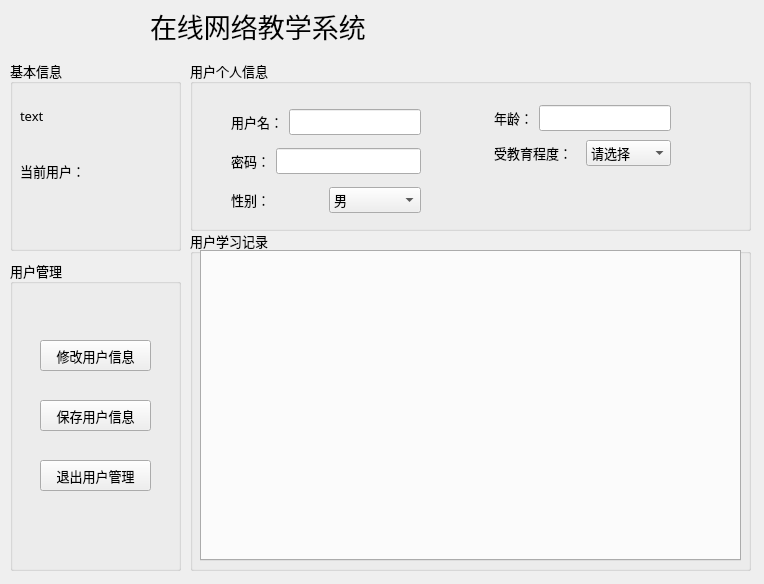
Qt form PatternKnowledgeEducationSystem/userinfowidget.ui (JosanSun/NewGenerationNetworkEducation) before a commit.
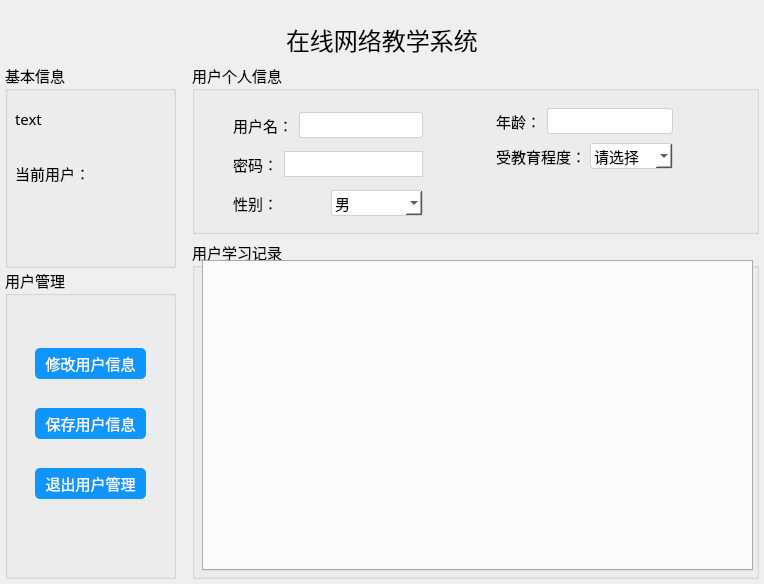
The same form after that commit. Icons and pictures are not drawn.

Patch:
```diff
--- a/PatternKnowledgeEducationSystem/userinfowidget.ui
+++ b/PatternKnowledgeEducationSystem/userinfowidget.ui
@@ -29,21 +29,168 @@
    <iconset resource="educationsystem.qrc">
     <normaloff>:/images/icon.png</normaloff>:/images/icon.png</iconset>
   </property>
+  <layout class="QVBoxLayout" name="verticalLayout_5">
+   <property name="spacing">
+    <number>0</number>
+   </property>
+   <property name="leftMargin">
+    <number>0</number>
+   </property>
+   <property name="topMargin">
+    <number>0</number>
+   </property>
+   <property name="rightMargin">
+    <number>0</number>
+   </property>
+   <property name="bottomMargin">
+    <number>0</number>
+   </property>
+   <item>
+    <layout class="QHBoxLayout" name="horizontalLayout_7">
+     <property name="spacing">
+      <number>0</number>
+     </property>
+     <item>
+      <spacer name="horizontalSpacer_3">
+       <property name="orientation">
+        <enum>Qt::Horizontal</enum>
+       </property>
+       <property name="sizeHint" stdset="0">
+        <size>
+         <width>40</width>
+         <height>20</height>
+        </size>
+       </property>
+      </spacer>
+     </item>
+     <item>
+      <widget class="QPushButton" name="buttonMin">
+       <property name="styleSheet">
+        <string notr="true">QPushButton#buttonClose
+{
+    background-color:transparent;
+}</string>
+       </property>
+       <property name="text">
+        <string/>
+       </property>
+       <property name="flat">
+        <bool>true</bool>
+       </property>
+      </widget>
+     </item>
+     <item>
+      <widget class="QPushButton" name="buttonClose">
+       <property name="styleSheet">
+        <string notr="true">QPushButton#buttonClose
+{
+    background-color:transparent;
+}</string>
+       </property>
+       <property name="text">
+        <string/>
+       </property>
+       <property name="flat">
+        <bool>true</bool>
+       </property>
+      </widget>
+     </item>
+    </layout>
+   </item>
+   <item>
+    <layout class="QHBoxLayout" name="horizontalLayout_6">
+     <item>
+      <spacer name="horizontalSpacer_2">
+       <property name="orientation">
+        <enum>Qt::Horizontal</enum>
+       </property>
+       <property name="sizeHint" stdset="0">
+        <size>
+         <width>40</width>
+         <height>20</height>
+        </size>
+       </property>
+      </spacer>
+     </item>
+     <item>
+      <widget class="QLabel" name="label_4">
+       <property name="font">
+        <font>
+         <family>幼圆</family>
+         <pointsize>18</pointsize>
+         <weight>50</weight>
+         <italic>false</italic>
+         <bold>false</bold>
+        </font>
+       </property>
+       <property name="styleSheet">
+        <string notr="true">font: 18pt &quot;幼圆&quot;;</string>
+       </property>
+       <property name="text">
+        <string>在线网络教学系统</string>
+       </property>
+      </widget>
+     </item>
+     <item>
+      <spacer name="horizontalSpacer">
+       <property name="orientation">
+        <enum>Qt::Horizontal</enum>
+       </property>
+       <property name="sizeHint" stdset="0">
+        <size>
+         <width>40</width>
+         <height>20</height>
+        </size>
+       </property>
+      </spacer>
+     </item>
+    </layout>
+   </item>
+   <item>
+    <layout class="QHBoxLayout" name="horizontalLayout_8">
+     <item>
+      <layout class="QVBoxLayout" name="verticalLayout_3">
+       <property name="spacing">
+        <number>0</number>
+       </property>
+       <property name="leftMargin">
+        <number>5</number>
+       </property>
+       <property name="topMargin">
+        <number>5</number>
+       </property>
+       <property name="rightMargin">
+        <number>5</number>
+       </property>
+       <property name="bottomMargin">
+        <number>5</number>
+       </property>
+       <item>
   <widget class="QGroupBox" name="groupBox_4">
-   <property name="geometry">
-    <rect>
-     <x>10</x>
-     <y>60</y>
+         <property name="sizePolicy">
+          <sizepolicy hsizetype="Fixed" vsizetype="Expanding">
+           <horstretch>0</horstretch>
+           <verstretch>0</verstretch>
+          </sizepolicy>
+         </property>
+         <property name="minimumSize">
+          <size>
      <width>171</width>
-     <height>191</height>
-    </rect>
+           <height>0</height>
+          </size>
    </property>
    <property name="font">
     <font>
-     <family>楷体</family>
-     <pointsize>10</pointsize>
-    </font>
-   </property>
+           <family>幼圆</family>
+           <pointsize>11</pointsize>
+           <weight>50</weight>
+           <italic>false</italic>
+           <bold>false</bold>
+          </font>
+         </property>
+         <property name="styleSheet">
+          <string notr="true">font: 11pt &quot;幼圆&quot;;</string>
+         </property>
    <property name="title">
     <string>基本信息</string>
    </property>
@@ -58,7 +205,11 @@
     </property>
     <property name="font">
      <font>
-      <family>宋体</family>
+            <family>幼圆</family>
+            <pointsize>11</pointsize>
+            <weight>50</weight>
+            <italic>false</italic>
+            <bold>false</bold>
      </font>
     </property>
     <property name="text">
@@ -76,7 +227,11 @@
     </property>
     <property name="font">
      <font>
-      <family>宋体</family>
+            <family>幼圆</family>
+            <pointsize>11</pointsize>
+            <weight>50</weight>
+            <italic>false</italic>
+            <bold>false</bold>
      </font>
     </property>
     <property name="text">
@@ -94,7 +249,11 @@
     </property>
     <property name="font">
      <font>
-      <family>宋体</family>
+            <family>幼圆</family>
+            <pointsize>11</pointsize>
+            <weight>50</weight>
+            <italic>false</italic>
+            <bold>false</bold>
      </font>
     </property>
     <property name="text">
@@ -102,40 +261,200 @@
     </property>
    </widget>
   </widget>
-  <widget class="QLabel" name="label_4">
+       </item>
+       <item>
+        <widget class="QGroupBox" name="groupBox_3">
+         <property name="sizePolicy">
+          <sizepolicy hsizetype="Fixed" vsizetype="Fixed">
+           <horstretch>0</horstretch>
+           <verstretch>0</verstretch>
+          </sizepolicy>
+         </property>
+         <property name="minimumSize">
+          <size>
+           <width>171</width>
+           <height>311</height>
+          </size>
+         </property>
+         <property name="font">
+          <font>
+           <family>幼圆</family>
+           <pointsize>11</pointsize>
+           <weight>50</weight>
+           <italic>false</italic>
+           <bold>false</bold>
+          </font>
+         </property>
+         <property name="styleSheet">
+          <string notr="true">font: 11pt &quot;幼圆&quot;;</string>
+         </property>
+         <property name="title">
+          <string>用户管理</string>
+         </property>
+         <widget class="QPushButton" name="modifyButton">
    <property name="geometry">
     <rect>
-     <x>150</x>
-     <y>10</y>
-     <width>231</width>
+            <x>30</x>
+            <y>80</y>
+            <width>111</width>
      <height>31</height>
     </rect>
    </property>
+          <property name="minimumSize">
+           <size>
+            <width>111</width>
+            <height>31</height>
+           </size>
+          </property>
    <property name="font">
     <font>
-     <family>楷体</family>
-     <pointsize>20</pointsize>
-    </font>
-   </property>
+            <family>幼圆</family>
+            <pointsize>11</pointsize>
+            <weight>50</weight>
+            <italic>false</italic>
+            <bold>false</bold>
+           </font>
+          </property>
+          <property name="styleSheet">
+           <string notr="true">QPushButton
+{
+    color:white;
+    background-color:rgb(14 , 150 , 254);
+    border-radius:5px;
+}
+</string>
+          </property>
    <property name="text">
-    <string>在线网络教学系统</string>
-   </property>
-  </widget>
+           <string>修改用户信息</string>
+          </property>
+          <property name="flat">
+           <bool>true</bool>
+          </property>
+         </widget>
+         <widget class="QPushButton" name="saveButton">
+          <property name="geometry">
+           <rect>
+            <x>30</x>
+            <y>140</y>
+            <width>111</width>
+            <height>31</height>
+           </rect>
+          </property>
+          <property name="minimumSize">
+           <size>
+            <width>111</width>
+            <height>31</height>
+           </size>
+          </property>
+          <property name="font">
+           <font>
+            <family>幼圆</family>
+            <pointsize>11</pointsize>
+            <weight>50</weight>
+            <italic>false</italic>
+            <bold>false</bold>
+           </font>
+          </property>
+          <property name="styleSheet">
+           <string notr="true">QPushButton
+{
+    color:white;
+    background-color:rgb(14 , 150 , 254);
+    border-radius:5px;
+}
+</string>
+          </property>
+          <property name="text">
+           <string>保存用户信息</string>
+          </property>
+          <property name="flat">
+           <bool>true</bool>
+          </property>
+         </widget>
+         <widget class="QPushButton" name="quitButton">
+          <property name="geometry">
+           <rect>
+            <x>30</x>
+            <y>200</y>
+            <width>111</width>
+            <height>31</height>
+           </rect>
+          </property>
+          <property name="minimumSize">
+           <size>
+            <width>111</width>
+            <height>31</height>
+           </size>
+          </property>
+          <property name="font">
+           <font>
+            <family>幼圆</family>
+            <pointsize>11</pointsize>
+            <weight>50</weight>
+            <italic>false</italic>
+            <bold>false</bold>
+           </font>
+          </property>
+          <property name="styleSheet">
+           <string notr="true">QPushButton
+{
+    color:white;
+    background-color:rgb(14 , 150 , 254);
+    border-radius:5px;
+}
+</string>
+          </property>
+          <property name="text">
+           <string>退出用户管理</string>
+          </property>
+          <property name="flat">
+           <bool>true</bool>
+          </property>
+         </widget>
+        </widget>
+       </item>
+      </layout>
+     </item>
+     <item>
+      <layout class="QVBoxLayout" name="verticalLayout_4">
+       <property name="leftMargin">
+        <number>5</number>
+       </property>
+       <property name="topMargin">
+        <number>5</number>
+       </property>
+       <property name="rightMargin">
+        <number>5</number>
+       </property>
+       <property name="bottomMargin">
+        <number>5</number>
+       </property>
+       <item>
   <widget class="QGroupBox" name="groupBox">
-   <property name="geometry">
-    <rect>
-     <x>190</x>
-     <y>60</y>
-     <width>561</width>
+         <property name="sizePolicy">
+          <sizepolicy hsizetype="Expanding" vsizetype="Fixed">
+           <horstretch>0</horstretch>
+           <verstretch>0</verstretch>
+          </sizepolicy>
+         </property>
+         <property name="minimumSize">
+          <size>
+           <width>0</width>
      <height>171</height>
-    </rect>
+          </size>
    </property>
    <property name="font">
     <font>
-     <family>楷体</family>
-     <pointsize>10</pointsize>
-    </font>
-   </property>
+           <family>幼圆</family>
+           <pointsize>11</pointsize>
+           <weight>50</weight>
+           <italic>false</italic>
+           <bold>false</bold>
+          </font>
+         </property>
+         <property name="styleSheet">
+          <string notr="true">font: 11pt &quot;幼圆&quot;;</string>
+         </property>
    <property name="title">
     <string>用户个人信息</string>
    </property>
@@ -155,7 +474,11 @@
         <widget class="QLabel" name="label">
          <property name="font">
           <font>
-           <family>宋体</family>
+                 <family>幼圆</family>
+                 <pointsize>11</pointsize>
+                 <weight>50</weight>
+                 <italic>false</italic>
+                 <bold>false</bold>
           </font>
          </property>
          <property name="text">
@@ -164,7 +487,17 @@
         </widget>
        </item>
        <item>
-        <widget class="QLineEdit" name="usernameLineEdit"/>
+              <widget class="QLineEdit" name="usernameLineEdit">
+               <property name="styleSheet">
+                <string notr="true">QLineEdit
+{
+    background:white;
+    border-radius:3px;
+    padding-left:3px;
+    border: 1px solid rgb(209 , 209 , 209);
+}</string>
+               </property>
+              </widget>
        </item>
       </layout>
      </item>
@@ -174,7 +507,11 @@
         <widget class="QLabel" name="label_2">
          <property name="font">
           <font>
-           <family>宋体</family>
+                 <family>幼圆</family>
+                 <pointsize>11</pointsize>
+                 <weight>50</weight>
+                 <italic>false</italic>
+                 <bold>false</bold>
           </font>
          </property>
          <property name="text">
@@ -183,7 +520,17 @@
         </widget>
        </item>
        <item>
-        <widget class="QLineEdit" name="passwordLineEdit"/>
+              <widget class="QLineEdit" name="passwordLineEdit">
+               <property name="styleSheet">
+                <string notr="true">QLineEdit
+{
+    background:white;
+    border-radius:px;
+    padding-left:px;
+    border: 1px solid rgb(209 , 209 , 209);
+}</string>
+               </property>
+              </widget>
        </item>
       </layout>
      </item>
@@ -193,7 +540,11 @@
         <widget class="QLabel" name="label_5">
          <property name="font">
           <font>
-           <family>宋体</family>
+                 <family>幼圆</family>
+                 <pointsize>11</pointsize>
+                 <weight>50</weight>
+                 <italic>false</italic>
+                 <bold>false</bold>
           </font>
          </property>
          <property name="text">
@@ -205,9 +556,25 @@
         <widget class="QComboBox" name="sexComboBox">
          <property name="font">
           <font>
-           <family>宋体</family>
-          </font>
-         </property>
+                 <family>幼圆</family>
+                 <pointsize>11</pointsize>
+                 <weight>50</weight>
+                 <italic>false</italic>
+                 <bold>false</bold>
+                </font>
+               </property>
+               <property name="styleSheet">
+                <string notr="true">QComboBox
+{
+    background:white;
+    border-radius:3px;
+    padding-left:3px;
+    border: 1px solid rgb(209 , 209 , 209);
+}</string>
+               </property>
+               <property name="frame">
+                <bool>false</bool>
+               </property>
          <item>
           <property name="text">
            <string>男</string>
@@ -240,7 +607,11 @@
         <widget class="QLabel" name="label_6">
          <property name="font">
           <font>
-           <family>宋体</family>
+                 <family>幼圆</family>
+                 <pointsize>11</pointsize>
+                 <weight>50</weight>
+                 <italic>false</italic>
+                 <bold>false</bold>
           </font>
          </property>
          <property name="text">
@@ -249,7 +620,17 @@
         </widget>
        </item>
        <item>
-        <widget class="QLineEdit" name="ageLineEdit"/>
+              <widget class="QLineEdit" name="ageLineEdit">
+               <property name="styleSheet">
+                <string notr="true">QLineEdit
+{
+    background:white;
+    border-radius:3px;
+    padding-left:3px;
+    border: 1px solid rgb(209 , 209 , 209);
+}</string>
+               </property>
+              </widget>
        </item>
       </layout>
      </item>
@@ -259,7 +640,11 @@
         <widget class="QLabel" name="label_7">
          <property name="font">
           <font>
-           <family>宋体</family>
+                 <family>幼圆</family>
+                 <pointsize>11</pointsize>
+                 <weight>50</weight>
+                 <italic>false</italic>
+                 <bold>false</bold>
           </font>
          </property>
          <property name="text">
@@ -271,9 +656,25 @@
         <widget class="QComboBox" name="educationComboBox">
          <property name="font">
           <font>
-           <family>宋体</family>
-          </font>
-         </property>
+                 <family>幼圆</family>
+                 <pointsize>11</pointsize>
+                 <weight>50</weight>
+                 <italic>false</italic>
+                 <bold>false</bold>
+                </font>
+               </property>
+               <property name="styleSheet">
+                <string notr="true">QComboBox
+{
+    background:white;
+    border-radius:3px;
+    padding-left:3px;
+    border: 1px solid rgb(209 , 209 , 209);
+}</string>
+               </property>
+               <property name="frame">
+                <bool>false</bool>
+               </property>
          <item>
           <property name="text">
            <string>请选择</string>
@@ -336,21 +737,21 @@
     </layout>
    </widget>
   </widget>
+       </item>
+       <item>
   <widget class="QGroupBox" name="groupBox_2">
-   <property name="geometry">
-    <rect>
-     <x>190</x>
-     <y>230</y>
-     <width>561</width>
-     <height>341</height>
-    </rect>
-   </property>
    <property name="font">
     <font>
-     <family>楷体</family>
-     <pointsize>10</pointsize>
-    </font>
-   </property>
+           <family>幼圆</family>
+           <pointsize>11</pointsize>
+           <weight>50</weight>
+           <italic>false</italic>
+           <bold>false</bold>
+          </font>
+         </property>
+         <property name="styleSheet">
+          <string notr="true">font: 11pt &quot;幼圆&quot;;</string>
+         </property>
    <property name="title">
     <string>用户学习记录</string>
    </property>
@@ -359,7 +760,7 @@
      <rect>
       <x>10</x>
       <y>20</y>
-      <width>541</width>
+            <width>551</width>
       <height>311</height>
      </rect>
     </property>
@@ -368,79 +769,12 @@
     </property>
    </widget>
   </widget>
-  <widget class="QGroupBox" name="groupBox_3">
-   <property name="geometry">
-    <rect>
-     <x>10</x>
-     <y>260</y>
-     <width>171</width>
-     <height>311</height>
-    </rect>
-   </property>
-   <property name="font">
-    <font>
-     <family>楷体</family>
-     <pointsize>10</pointsize>
-    </font>
-   </property>
-   <property name="title">
-    <string>用户管理</string>
-   </property>
-   <widget class="QPushButton" name="modifyButton">
-    <property name="geometry">
-     <rect>
-      <x>30</x>
-      <y>80</y>
-      <width>111</width>
-      <height>31</height>
-     </rect>
-    </property>
-    <property name="font">
-     <font>
-      <pointsize>10</pointsize>
-     </font>
-    </property>
-    <property name="text">
-     <string>修改用户信息</string>
-    </property>
-   </widget>
-   <widget class="QPushButton" name="saveButton">
-    <property name="geometry">
-     <rect>
-      <x>30</x>
-      <y>140</y>
-      <width>111</width>
-      <height>31</height>
-     </rect>
-    </property>
-    <property name="font">
-     <font>
-      <pointsize>10</pointsize>
-     </font>
-    </property>
-    <property name="text">
-     <string>保存用户信息</string>
-    </property>
-   </widget>
-   <widget class="QPushButton" name="quitButton">
-    <property name="geometry">
-     <rect>
-      <x>30</x>
-      <y>200</y>
-      <width>111</width>
-      <height>31</height>
-     </rect>
-    </property>
-    <property name="font">
-     <font>
-      <pointsize>10</pointsize>
-     </font>
-    </property>
-    <property name="text">
-     <string>退出用户管理</string>
-    </property>
-   </widget>
-  </widget>
+       </item>
+      </layout>
+     </item>
+    </layout>
+   </item>
+  </layout>
  </widget>
  <layoutdefault spacing="6" margin="11"/>
  <resources>
```
Lines whose indentation alone changed are shown as unchanged.
